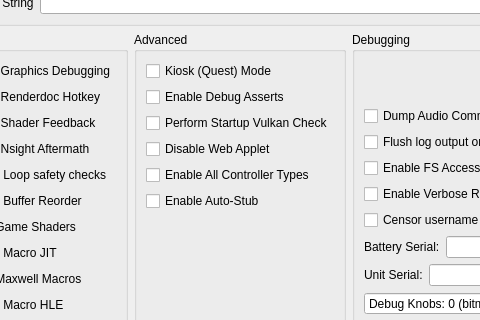
Old version of the form src/yuzu/configuration/configure_debug.ui in the repository Valdrrak/suyu-v0.0.4; both pictures show x 81 to 561 and y 170 to 490 of the 831 by 760 pixel window.
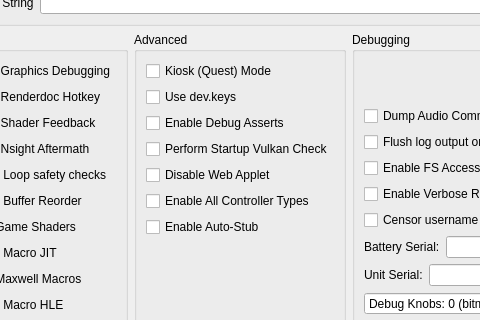
New version of the form.

What changed in the file:
```diff
--- a/src/yuzu/configuration/configure_debug.ui
+++ b/src/yuzu/configuration/configure_debug.ui
@@ -435,6 +435,13 @@
            </property>
           </widget>
          </item>
+         <item row="1" column="0">
+          <widget class="QCheckBox" name="use_dev_keys">
+           <property name="text">
+            <string>Use dev.keys</string>
+           </property>
+          </widget>
+         </item>
          <item row="2" column="0">
           <widget class="QCheckBox" name="use_debug_asserts">
            <property name="text">
```
